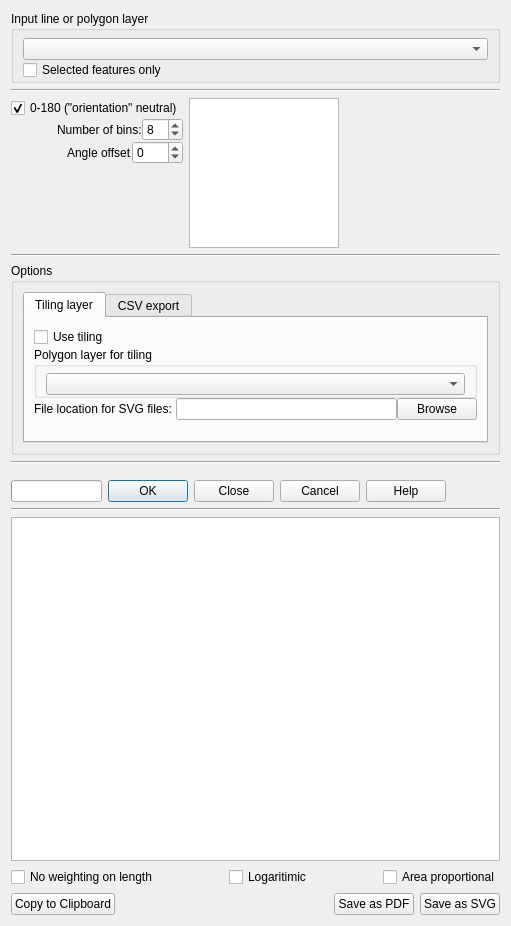
The window that linedirectionhistogram_dialog_base.ui (havatv/qgislinedirectionhistogramplugin) describes before a commit, drawn with Qt 5.
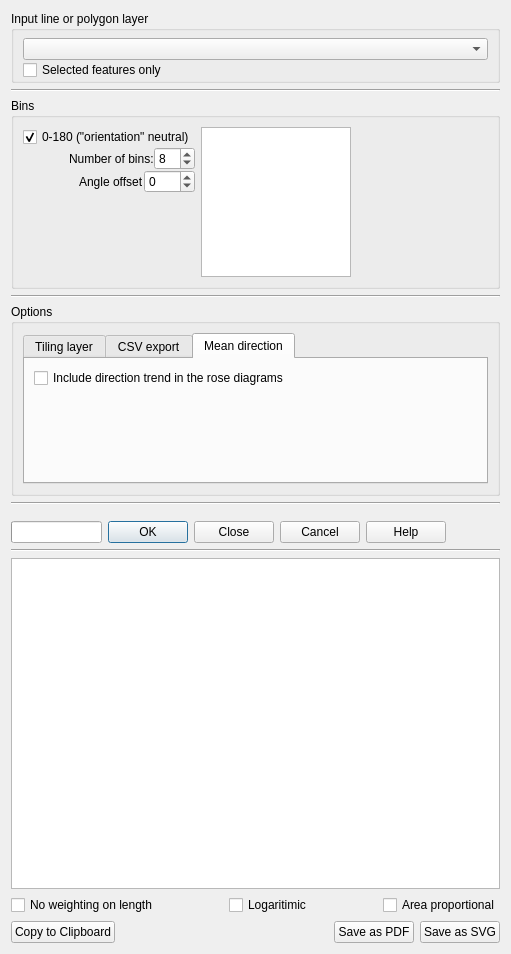
The same window after the commit. The open tabs and pages were chosen to show the change.

Commit message: First attempt at including mean direction indications in the rose diagrams (#14)

The edit to the form file:
```diff
--- a/linedirectionhistogram_dialog_base.ui
+++ b/linedirectionhistogram_dialog_base.ui
@@ -7,7 +7,7 @@
     <x>0</x>
     <y>0</y>
     <width>511</width>
-    <height>926</height>
+    <height>954</height>
    </rect>
   </property>
   <property name="windowTitle">
@@ -50,6 +50,12 @@
     </widget>
    </item>
    <item>
+    <widget class="QGroupBox" name="groupBox_5">
+     <property name="title">
+      <string>Bins</string>
+     </property>
+     <layout class="QVBoxLayout" name="verticalLayout_7">
+      <item>
     <layout class="QHBoxLayout" name="horizontalLayout_3">
      <item>
       <layout class="QVBoxLayout" name="verticalLayout_2">
@@ -230,6 +236,9 @@
      </item>
     </layout>
    </item>
+     </layout>
+    </widget>
+   </item>
    <item>
     <widget class="Line" name="line_3">
      <property name="orientation">
@@ -411,6 +420,33 @@
           </item>
          </layout>
         </widget>
+        <widget class="QWidget" name="tab_3">
+         <attribute name="title">
+          <string>Mean direction</string>
+         </attribute>
+         <layout class="QVBoxLayout" name="verticalLayout_10">
+          <item>
+           <widget class="QCheckBox" name="dirTrendCheckBox">
+            <property name="text">
+             <string>Include direction trend in the rose diagrams</string>
+            </property>
+           </widget>
+          </item>
+          <item>
+           <spacer name="verticalSpacer_5">
+            <property name="orientation">
+             <enum>Qt::Vertical</enum>
+            </property>
+            <property name="sizeHint" stdset="0">
+             <size>
+              <width>20</width>
+              <height>40</height>
+             </size>
+            </property>
+           </spacer>
+          </item>
+         </layout>
+        </widget>
        </widget>
       </item>
      </layout>
```
Left out of the diff: 1 changed line with no effect on the pictures. Lines whose indentation alone changed are shown as unchanged. The commit also changes 1 other file.
